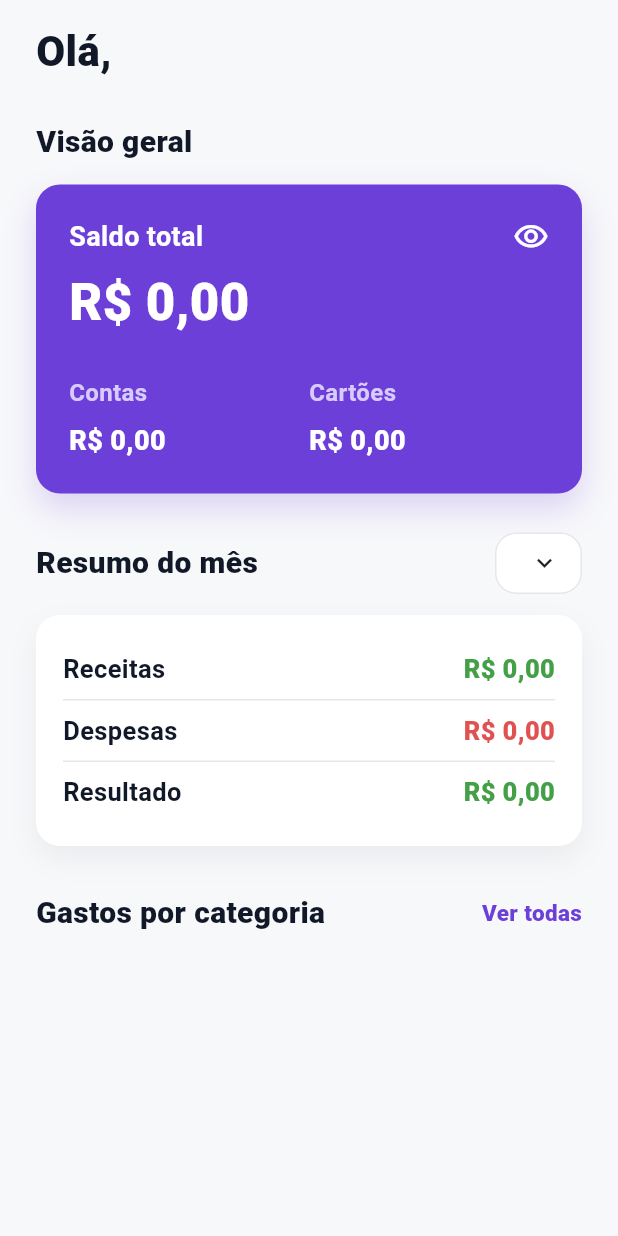
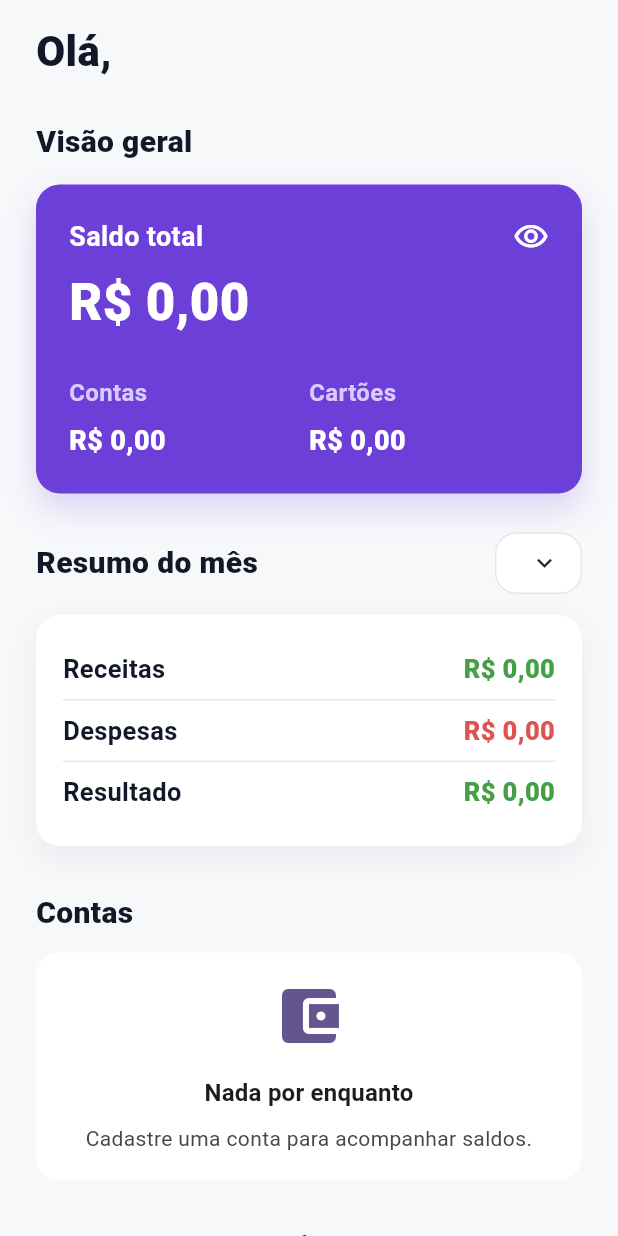
Before and after one commit to devbatista/mindcash_app, a Flutter app: the DashboardScreen widget shown alone on an empty page, opened directly with empty values, on a phone screen of 412 x 824 dp. Run offline on Flutter 3.47's test engine with Material 3 defaults, Android fonts, the phone set to English and light mode, and no system bars; our stand-ins replace drift, drift_flutter; accounts and stored records are empty; generated files the repository leaves out were written again.

Commit message:
dashboard

```diff
--- a/lib/domain/models/dashboard_summary.dart
+++ b/lib/domain/models/dashboard_summary.dart
@@ -8,7 +8,9 @@ final class DashboardSummary {
     required this.monthlyIncomeCents,
     required this.monthlyExpenseCents,
     required this.monthlyResultCents,
+    required this.accountCards,
     required this.categoryExpenses,
+    required this.recentTransactions,
   });
 
   final String userName;
@@ -19,7 +21,25 @@ final class DashboardSummary {
   final int monthlyIncomeCents;
   final int monthlyExpenseCents;
   final int monthlyResultCents;
+  final List<DashboardAccountSummary> accountCards;
   final List<DashboardCategorySummary> categoryExpenses;
+  final List<DashboardTransactionSummary> recentTransactions;
+
+  bool get hasData {
+    return accountCards.isNotEmpty || recentTransactions.isNotEmpty;
+  }
+}
+
+final class DashboardAccountSummary {
+  const DashboardAccountSummary({
+    required this.name,
+    required this.type,
+    required this.balanceCents,
+  });
+
+  final String name;
+  final String type;
+  final int balanceCents;
 }
 
 final class DashboardCategorySummary {
@@ -37,3 +57,17 @@ final class DashboardCategorySummary {
 
   double get fraction => percent / 100;
 }
+
+final class DashboardTransactionSummary {
+  const DashboardTransactionSummary({
+    required this.description,
+    required this.categoryName,
+    required this.amountCents,
+    required this.type,
+  });
+
+  final String description;
+  final String categoryName;
+  final int amountCents;
+  final String type;
+}
--- a/lib/presentation/screens/dashboard_screen.dart
+++ b/lib/presentation/screens/dashboard_screen.dart
@@ -3,6 +3,8 @@ import 'dart:math' as math;
 import 'package:flutter/material.dart';
 import 'package:mindcash_app/core/utils/money_formatter.dart';
 import 'package:mindcash_app/domain/models/dashboard_summary.dart';
+import 'package:mindcash_app/presentation/widgets/empty_state.dart';
+import 'package:mindcash_app/presentation/widgets/transaction_list_item.dart';
 
 class DashboardScreen extends StatelessWidget {
   const DashboardScreen({required this.summary, super.key});
@@ -29,7 +31,11 @@ class DashboardScreen extends StatelessWidget {
         const SizedBox(height: 26),
         _MonthSummary(summary: summary),
         const SizedBox(height: 30),
+        _AccountsSection(accounts: summary.accountCards),
+        const SizedBox(height: 30),
         _CategorySection(items: summary.categoryExpenses),
+        const SizedBox(height: 30),
+        _RecentTransactionsSection(transactions: summary.recentTransactions),
       ],
     );
   }
@@ -303,6 +309,14 @@ class _CategorySection extends StatelessWidget {
 
   @override
   Widget build(BuildContext context) {
+    if (items.isEmpty) {
+      return const _CompactEmptySection(
+        title: 'Gastos por categoria',
+        icon: Icons.donut_large,
+        message: 'As despesas categorizadas aparecerão aqui.',
+      );
+    }
+
     return Column(
       crossAxisAlignment: CrossAxisAlignment.start,
       children: [
@@ -346,6 +360,186 @@ class _CategorySection extends StatelessWidget {
               ),
             ),
           ],
+        ),
+      ],
+    );
+  }
+}
+
+class _AccountsSection extends StatelessWidget {
+  const _AccountsSection({required this.accounts});
+
+  final List<DashboardAccountSummary> accounts;
+
+  @override
+  Widget build(BuildContext context) {
+    if (accounts.isEmpty) {
+      return const _CompactEmptySection(
+        title: 'Contas',
+        icon: Icons.account_balance_wallet,
+        message: 'Cadastre uma conta para acompanhar saldos.',
+      );
+    }
+
+    return Column(
+      crossAxisAlignment: CrossAxisAlignment.start,
+      children: [
+        const Text(
+          'Contas',
+          style: TextStyle(
+            fontSize: 20,
+            fontWeight: FontWeight.w800,
+            color: Color(0xFF111827),
+          ),
+        ),
+        const SizedBox(height: 14),
+        SizedBox(
+          height: 104,
+          child: ListView.separated(
+            scrollDirection: Axis.horizontal,
+            itemBuilder: (context, index) {
+              final account = accounts[index];
+
+              return _AccountCard(account: account);
+            },
+            separatorBuilder: (_, _) => const SizedBox(width: 12),
+            itemCount: accounts.length,
+          ),
+        ),
+      ],
+    );
+  }
+}
+
+class _AccountCard extends StatelessWidget {
+  const _AccountCard({required this.account});
+
+  final DashboardAccountSummary account;
+
+  @override
+  Widget build(BuildContext context) {
+    return Container(
+      width: 180,
+      padding: const EdgeInsets.all(16),
+      decoration: BoxDecoration(
+        color: Colors.white,
+        borderRadius: BorderRadius.circular(12),
+        border: Border.all(color: const Color(0xFFE5E7EB)),
+      ),
+      child: Column(
+        crossAxisAlignment: CrossAxisAlignment.start,
+        mainAxisAlignment: MainAxisAlignment.spaceBetween,
+        children: [
+          Text(
+            account.name,
+            maxLines: 1,
+            overflow: TextOverflow.ellipsis,
+            style: const TextStyle(
+              fontSize: 16,
+              fontWeight: FontWeight.w800,
+              color: Color(0xFF111827),
+            ),
+          ),
+          Text(
+            MoneyFormatter.brl(account.balanceCents),
+            style: const TextStyle(
+              fontSize: 18,
+              fontWeight: FontWeight.w900,
+              color: Color(0xFF6D3FD9),
+            ),
+          ),
+        ],
+      ),
+    );
+  }
+}
+
+class _RecentTransactionsSection extends StatelessWidget {
+  const _RecentTransactionsSection({required this.transactions});
+
+  final List<DashboardTransactionSummary> transactions;
+
+  @override
+  Widget build(BuildContext context) {
+    if (transactions.isEmpty) {
+      return const _CompactEmptySection(
+        title: 'Últimas transações',
+        icon: Icons.receipt_long,
+        message: 'As transações recentes aparecerão aqui.',
+      );
+    }
+
+    return Column(
+      crossAxisAlignment: CrossAxisAlignment.start,
+      children: [
+        const Text(
+          'Últimas transações',
+          style: TextStyle(
+            fontSize: 20,
+            fontWeight: FontWeight.w800,
+            color: Color(0xFF111827),
+          ),
+        ),
+        const SizedBox(height: 10),
+        Container(
+          padding: const EdgeInsets.symmetric(horizontal: 16, vertical: 8),
+          decoration: BoxDecoration(
+            color: Colors.white,
+            borderRadius: BorderRadius.circular(16),
+          ),
+          child: Column(
+            children: [
+              for (final transaction in transactions)
+                TransactionListItem(
+                  description: transaction.description,
+                  categoryName: transaction.categoryName,
+                  amountCents: transaction.amountCents,
+                  type: transaction.type,
+                ),
+            ],
+          ),
+        ),
+      ],
+    );
+  }
+}
+
+class _CompactEmptySection extends StatelessWidget {
+  const _CompactEmptySection({
+    required this.title,
+    required this.icon,
+    required this.message,
+  });
+
+  final String title;
+  final IconData icon;
+  final String message;
+
+  @override
+  Widget build(BuildContext context) {
+    return Column(
+      crossAxisAlignment: CrossAxisAlignment.start,
+      children: [
+        Text(
+          title,
+          style: const TextStyle(
+            fontSize: 20,
+            fontWeight: FontWeight.w800,
+            color: Color(0xFF111827),
+          ),
+        ),
+        const SizedBox(height: 12),
+        Container(
+          padding: const EdgeInsets.symmetric(vertical: 18),
+          decoration: BoxDecoration(
+            color: Colors.white,
+            borderRadius: BorderRadius.circular(16),
+          ),
+          child: EmptyState(
+            icon: icon,
+            title: 'Nada por enquanto',
+            message: message,
+          ),
         ),
       ],
     );
```
Also changed, not shown: lib/domain/services/dashboard_service.dart (+130 -42 lines), lib/presentation/screens/app_shell.dart (+4 -3 lines), 3 other files.
